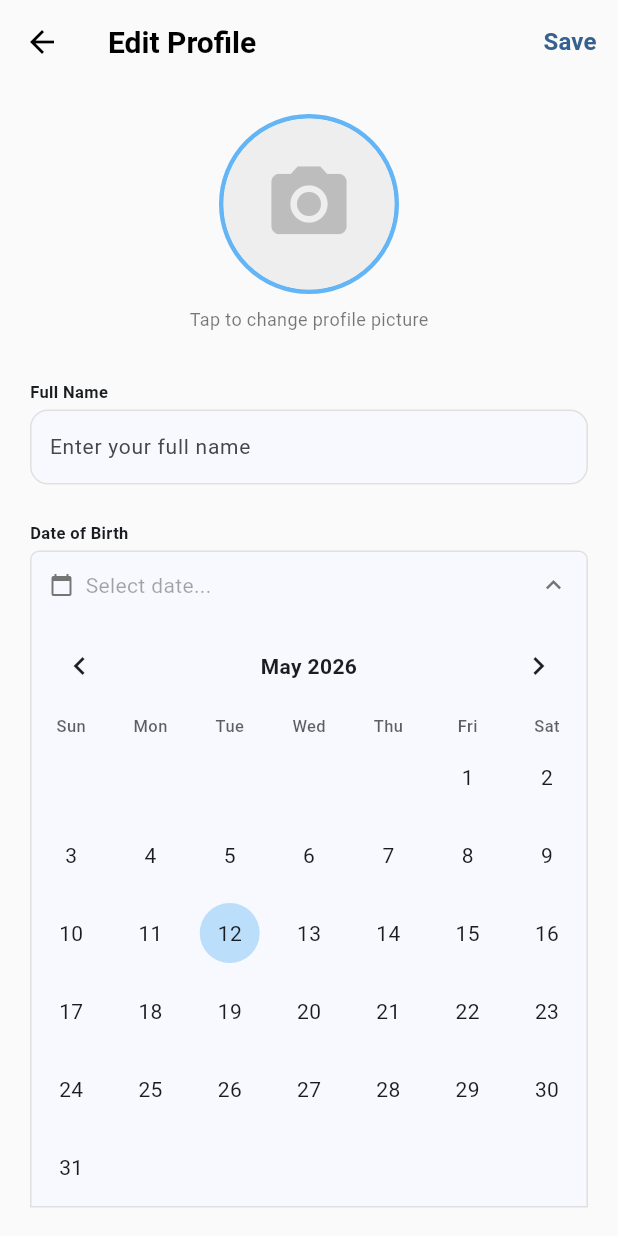
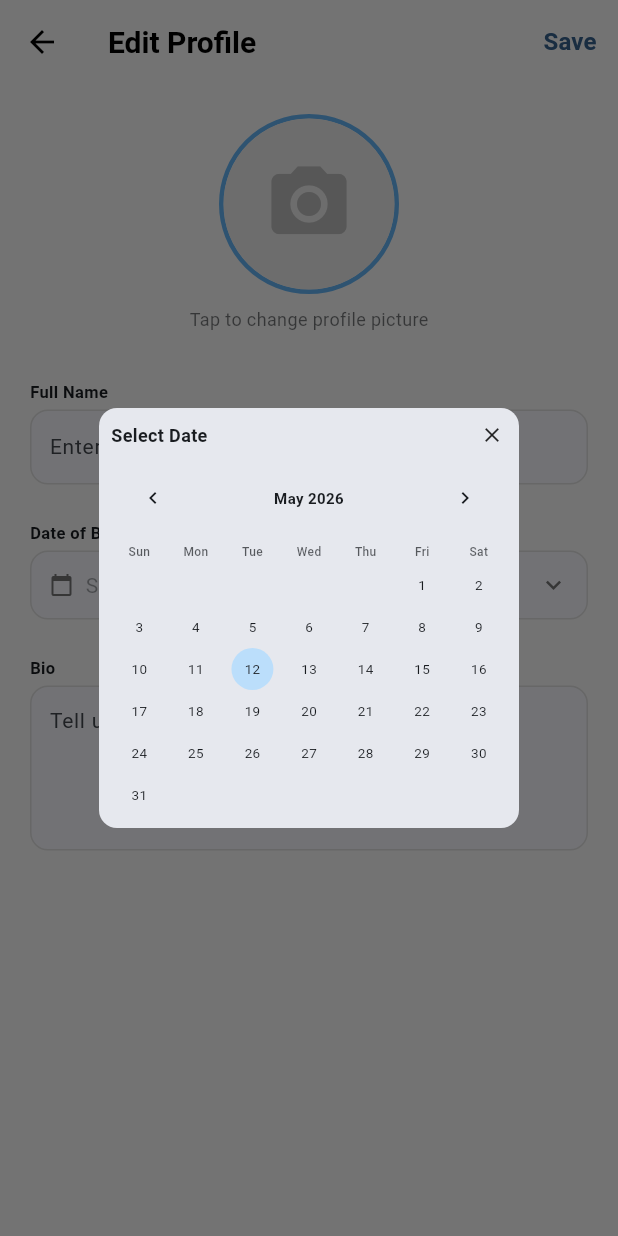
Before and after one commit to AbdulRahman395/notevia-mobile-app, a Flutter app: the EditProfilePage screen opened directly with empty values, after a tap on "Select date...", on a phone screen of 412 x 824 dp. Run offline on Flutter 3.47's test engine with Material 3 defaults, Android fonts, the phone set to English and light mode, and no system bars; drawn by our look-alikes of table_calendar; our stand-ins replace flutter_html, image_picker, permission_handler, pin_code_fields, shared_preferences; accounts and stored records are empty.

Commit message:
- calender UI change

```diff
--- a/lib/pages/edit_profile_page.dart
+++ b/lib/pages/edit_profile_page.dart
@@ -20,9 +20,6 @@ class _EditProfilePageState extends State<EditProfilePage> {
   final _fullNameController = TextEditingController();
   final _bioController = TextEditingController();
   DateTime? _selectedDate;
-  DateTime _focusedDay = DateTime.now();
-  CalendarFormat _calendarFormat = CalendarFormat.month;
-  bool _showCalendar = false;
   File? _newProfilePicture;
   bool _isUpdating = false;
 
@@ -38,7 +35,6 @@ class _EditProfilePageState extends State<EditProfilePage> {
       try {
         final dateStr = widget.profileData['date_of_birth'];
         _selectedDate = DateTime.parse(dateStr);
-        _focusedDay = _selectedDate!;
       } catch (e) {
         print('Error parsing date: ${e.toString()}');
       }
@@ -52,18 +48,142 @@ class _EditProfilePageState extends State<EditProfilePage> {
     super.dispose();
   }
 
-  void _onDaySelected(DateTime selectedDay, DateTime focusedDay) {
+  void _showDatePickerPopup() {
+    showDialog(
+      context: context,
+      builder: (BuildContext context) {
+        return Dialog(
+          shape: RoundedRectangleBorder(
+            borderRadius: BorderRadius.circular(12),
+          ),
+          child: Container(
+            width: 260,
+            height: 280,
+            padding: const EdgeInsets.all(8),
+            child: Column(
+              mainAxisSize: MainAxisSize.min,
+              children: [
+                // Header
+                Row(
+                  mainAxisAlignment: MainAxisAlignment.spaceBetween,
+                  children: [
+                    const Text(
+                      'Select Date',
+                      style: TextStyle(
+                        fontSize: 12,
+                        fontWeight: FontWeight.w600,
+                      ),
+                    ),
+                    GestureDetector(
+                      onTap: () => Navigator.of(context).pop(),
+                      child: Container(
+                        padding: const EdgeInsets.all(2),
+                        child: const Icon(Icons.close, size: 16),
+                      ),
+                    ),
+                  ],
+                ),
+                const SizedBox(height: 4),
+
+                // Calendar
+                Expanded(
+                  child: TableCalendar(
+                    firstDay: DateTime.utc(2000, 1, 1),
+                    lastDay: DateTime.utc(2100, 12, 31),
+                    focusedDay: _selectedDate ?? DateTime.now(),
+                    calendarFormat: CalendarFormat.month,
+                    availableCalendarFormats: const {
+                      CalendarFormat.month: 'Month',
+                    },
+                    selectedDayPredicate: (day) {
+                      return isSameDay(_selectedDate, day);
+                    },
+                    onDaySelected: (selectedDay, focusedDay) {
                       setState(() {
                         _selectedDate = selectedDay;
-      _focusedDay = focusedDay;
-      _showCalendar = false; // Hide calendar after selection
                       });
-  }
-
-  void _toggleCalendar() {
-    setState(() {
-      _showCalendar = !_showCalendar;
-    });
+                      Navigator.of(context).pop();
+                    },
+                    onPageChanged: (focusedDay) {
+                      // Handle page change if needed
+                    },
+                    headerStyle: HeaderStyle(
+                      formatButtonVisible: false,
+                      titleCentered: true,
+                      titleTextStyle: TextStyle(
+                        fontSize: 10,
+                        fontWeight: FontWeight.w600,
+                        color: Theme.of(context).colorScheme.onSurface,
+                      ),
+                      leftChevronIcon: Icon(
+                        Icons.chevron_left,
+                        color: Theme.of(context).colorScheme.onSurface,
+                        size: 16,
+                      ),
+                      rightChevronIcon: Icon(
+                        Icons.chevron_right,
+                        color: Theme.of(context).colorScheme.onSurface,
+                        size: 16,
+                      ),
+                    ),
+                    daysOfWeekStyle: DaysOfWeekStyle(
+                      weekdayStyle: TextStyle(
+                        fontSize: 8,
+                        color: Theme.of(
+                          context,
+                        ).colorScheme.onSurface.withValues(alpha: 0.7),
+                        fontWeight: FontWeight.w500,
+                      ),
+                      weekendStyle: TextStyle(
+                        fontSize: 8,
+                        color: Theme.of(
+                          context,
+                        ).colorScheme.onSurface.withValues(alpha: 0.7),
+                        fontWeight: FontWeight.w500,
+                      ),
+                    ),
+                    calendarStyle: CalendarStyle(
+                      outsideDaysVisible: false,
+                      weekendTextStyle: TextStyle(
+                        color: Theme.of(context).colorScheme.onSurface,
+                        fontSize: 9,
+                      ),
+                      holidayTextStyle: TextStyle(
+                        color: Theme.of(context).colorScheme.onSurface,
+                        fontSize: 9,
+                      ),
+                      selectedTextStyle: const TextStyle(
+                        color: Colors.white,
+                        fontSize: 9,
+                      ),
+                      selectedDecoration: BoxDecoration(
+                        color: Colors.blue[600],
+                        shape: BoxShape.circle,
+                      ),
+                      todayTextStyle: TextStyle(
+                        color: Theme.of(context).colorScheme.onSurface,
+                        fontSize: 9,
+                      ),
+                      todayDecoration: BoxDecoration(
+                        color: Colors.blue[100],
+                        shape: BoxShape.circle,
+                      ),
+                      defaultTextStyle: TextStyle(
+                        color: Theme.of(context).colorScheme.onSurface,
+                        fontSize: 9,
+                      ),
+                      cellMargin: const EdgeInsets.all(0),
+                      cellPadding: const EdgeInsets.all(2),
+                    ),
+                    rowHeight: 28,
+                  ),
+                ),
+              ],
+            ),
+          ),
+        );
+      },
+    );
   }
 
   String _formatDateForDisplay(DateTime? date) {
@@ -295,19 +415,12 @@ class _EditProfilePageState extends State<EditProfilePage> {
               Container(
                 decoration: BoxDecoration(
                   color: Theme.of(context).colorScheme.surface,
-                  borderRadius: const BorderRadius.vertical(
-                    top: Radius.circular(6),
-                  ),
+                  borderRadius: BorderRadius.circular(12),
                   border: Border.all(color: Colors.grey[300]!, width: 1),
                 ),
-                child: Column(
-                  children: [
-                    // Clickable date display
-                    InkWell(
-                      onTap: _toggleCalendar,
-                      borderRadius: const BorderRadius.vertical(
-                        top: Radius.circular(6),
-                      ),
+                child: InkWell(
+                  onTap: _showDatePickerPopup,
+                  borderRadius: BorderRadius.circular(12),
                   child: Container(
                     padding: const EdgeInsets.symmetric(
                       horizontal: 12,
@@ -335,96 +448,13 @@ class _EditProfilePageState extends State<EditProfilePage> {
                         ),
                         const Spacer(),
                         Icon(
-                              _showCalendar
-                                  ? Icons.keyboard_arrow_up
-                                  : Icons.keyboard_arrow_down,
+                          Icons.keyboard_arrow_down,
                           color: Colors.grey[600],
                           size: 20,
                         ),
                       ],
                     ),
                   ),
-                    ),
-                    // Calendar
-                    if (_showCalendar)
-                      TableCalendar(
-                        firstDay: DateTime.utc(2000, 1, 1),
-                        lastDay: DateTime.utc(2100, 12, 31),
-                        focusedDay: _focusedDay,
-                        calendarFormat: _calendarFormat,
-                        selectedDayPredicate: (day) {
-                          return isSameDay(_selectedDate, day);
-                        },
-                        onDaySelected: _onDaySelected,
-                        onFormatChanged: (format) {
-                          setState(() {
-                            _calendarFormat = format;
-                          });
-                        },
-                        onPageChanged: (focusedDay) {
-                          _focusedDay = focusedDay;
-                        },
-                        headerStyle: HeaderStyle(
-                          formatButtonVisible: false,
-                          titleCentered: true,
-                          titleTextStyle: TextStyle(
-                            fontSize: 14,
-                            fontWeight: FontWeight.w600,
-                            color: Theme.of(context).colorScheme.onSurface,
-                          ),
-                          leftChevronIcon: Icon(
-                            Icons.chevron_left,
-                            color: Theme.of(context).colorScheme.onSurface,
-                          ),
-                          rightChevronIcon: Icon(
-                            Icons.chevron_right,
-                            color: Theme.of(context).colorScheme.onSurface,
-                          ),
-                        ),
-                        daysOfWeekStyle: DaysOfWeekStyle(
-                          weekdayStyle: TextStyle(
-                            fontSize: 11,
-                            color: Theme.of(
-                              context,
-                            ).colorScheme.onSurface.withValues(alpha: 0.7),
-                            fontWeight: FontWeight.w500,
-                          ),
-                          weekendStyle: TextStyle(
-                            fontSize: 11,
-                            color: Theme.of(
-                              context,
-                            ).colorScheme.onSurface.withValues(alpha: 0.7),
-                            fontWeight: FontWeight.w500,
-                          ),
-                        ),
-                        calendarStyle: CalendarStyle(
-                          outsideDaysVisible: false,
-                          weekendTextStyle: TextStyle(
-                            color: Theme.of(context).colorScheme.onSurface,
-                          ),
-                          holidayTextStyle: TextStyle(
-                            color: Theme.of(context).colorScheme.onSurface,
-                          ),
-                          selectedTextStyle: const TextStyle(
-                            color: Colors.white,
-                          ),
-                          selectedDecoration: BoxDecoration(
-                            color: Colors.blue[600],
-                            shape: BoxShape.circle,
-                          ),
-                          todayTextStyle: TextStyle(
-                            color: Theme.of(context).colorScheme.onSurface,
-                          ),
-                          todayDecoration: BoxDecoration(
-                            color: Colors.blue[100],
-                            shape: BoxShape.circle,
-                          ),
-                          defaultTextStyle: TextStyle(
-                            color: Theme.of(context).colorScheme.onSurface,
-                          ),
-                        ),
-                      ),
-                  ],
                 ),
               ),
               const SizedBox(height: 24),
```
Lines whose indentation alone changed are shown as unchanged.
